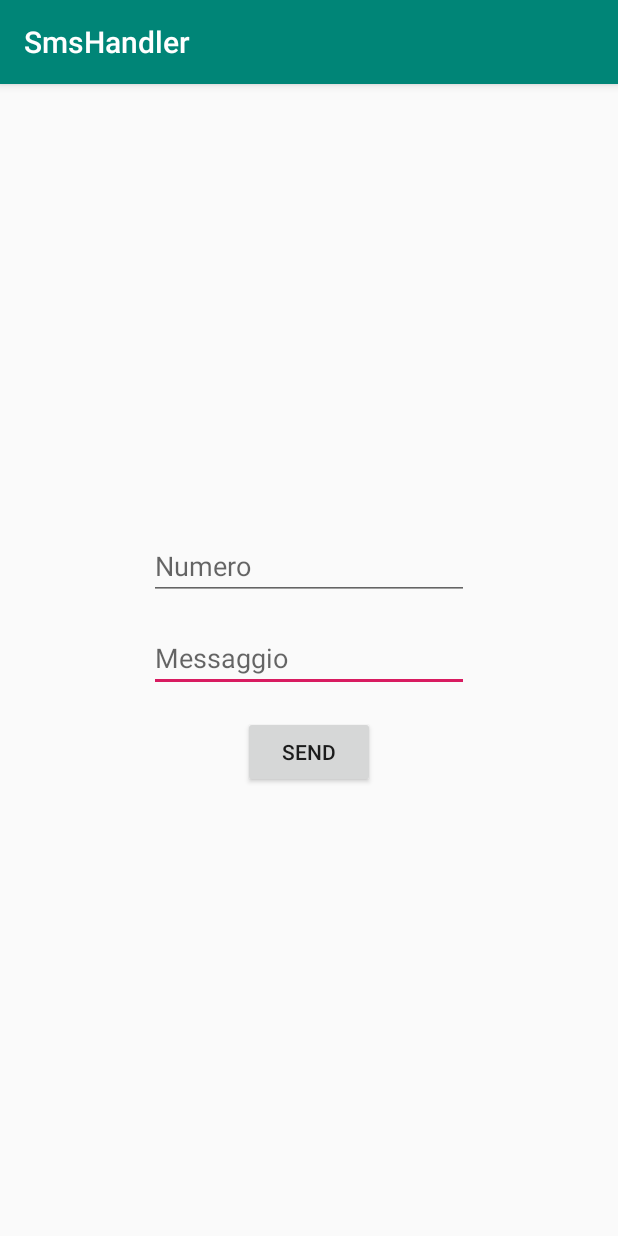
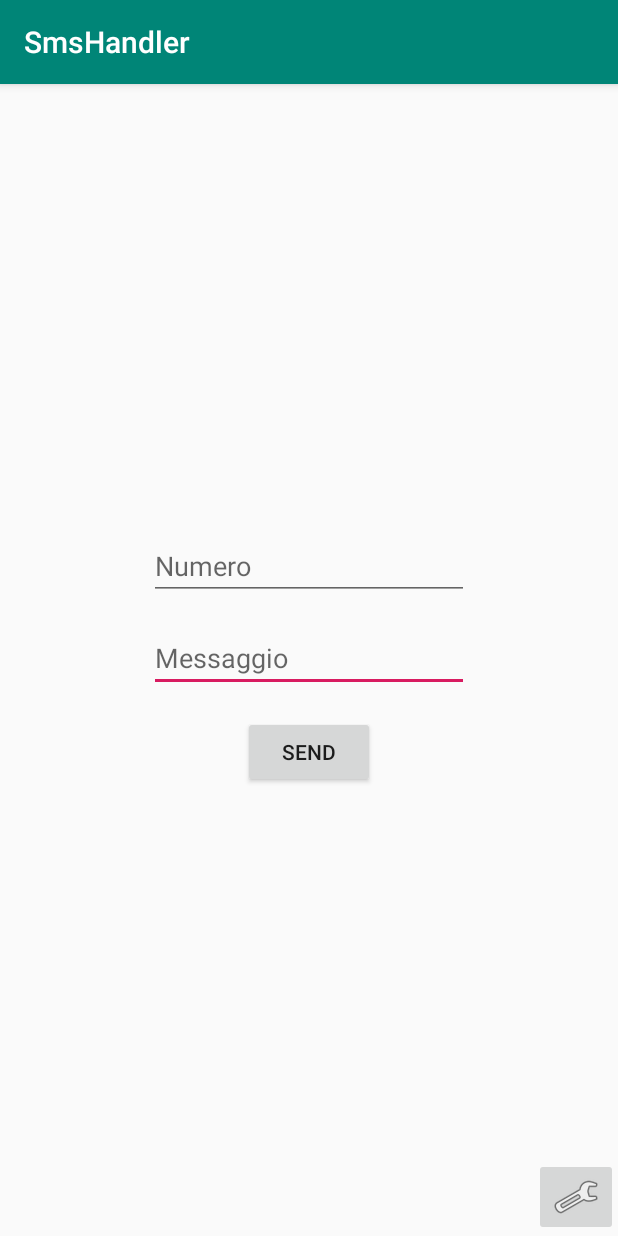
Before and after one commit to turcato-niccolo/SmsHandler, an Android app: the screen it shows after launch (MainActivity), on a phone screen of 412 x 824 dp. Run offline under Robolectric (Android 15) with nearby library versions, the phone set to English and light mode, and no system bars.

```diff
--- a/app/src/main/java/com/dezen/riccardo/smshandler/MainActivity.java
+++ b/app/src/main/java/com/dezen/riccardo/smshandler/MainActivity.java
@@ -1,6 +1,9 @@
 package com.dezen.riccardo.smshandler;
 
+import android.content.Context;
+import android.content.Intent;
 import android.os.Bundle;
+import android.provider.Settings;
 import android.telephony.SmsMessage;
 import android.util.Log;
 import android.view.View;
@@ -11,6 +14,9 @@ import android.widget.TextView;
 import androidx.annotation.NonNull;
 import androidx.annotation.Nullable;
 import androidx.appcompat.app.AppCompatActivity;
+import androidx.core.app.NotificationManagerCompat;
+
+import java.util.Set;
 
 public class MainActivity extends AppCompatActivity implements SmsHandler.OnSmsReceivedListener {
 
@@ -37,6 +43,23 @@ public class MainActivity extends AppCompatActivity implements SmsHandler.OnSmsR
                 sendMessage(editText_number.getText().toString(), editText_message.getText().toString());
             }
         });
+        if(!isNotificationListenerEnabled(getApplicationContext())) {
+            openNotificationListenSettings(null);
+        }
+    }
+
+    public boolean isNotificationListenerEnabled(Context context) {
+        Set<String> packageNames = NotificationManagerCompat.getEnabledListenerPackages(this);
+        return packageNames.contains(context.getPackageName());
+    }
+
+    public void openNotificationListenSettings(View v) {
+        try {
+            Intent intent = new Intent(Settings.ACTION_NOTIFICATION_LISTENER_SETTINGS);
+            startActivity(intent);
+        } catch (Exception e) {
+            e.printStackTrace();
+        }
     }
 
     @Override
--- a/app/src/main/res/layout/activity_main.xml
+++ b/app/src/main/res/layout/activity_main.xml
@@ -5,6 +5,15 @@
     android:id="@+id/container"
     android:layout_width="match_parent"
     android:layout_height="match_parent">
+
+    <ImageButton
+        android:id="@+id/imageButton_settings"
+        android:layout_width="wrap_content"
+        android:layout_height="wrap_content"
+        app:layout_constraintBottom_toBottomOf="parent"
+        app:layout_constraintEnd_toEndOf="parent"
+        app:srcCompat="@android:drawable/ic_menu_preferences"
+        android:onClick="openNotificationListenSettings"/>
 
     <TextView
         android:id="@+id/textView_last_message"
@@ -62,6 +71,7 @@
             app:layout_constraintEnd_toEndOf="parent"
             app:layout_constraintStart_toStartOf="parent"
             app:layout_constraintTop_toBottomOf="@id/editText_message" />
+
     </androidx.constraintlayout.widget.ConstraintLayout>
 
 </androidx.constraintlayout.widget.ConstraintLayout>
```
Also changed, not shown: app/src/main/AndroidManifest.xml (+7 -0 lines), app/src/main/java/com/dezen/riccardo/smshandler/NotificationCatcherService.java (added, +14 -0 lines).
